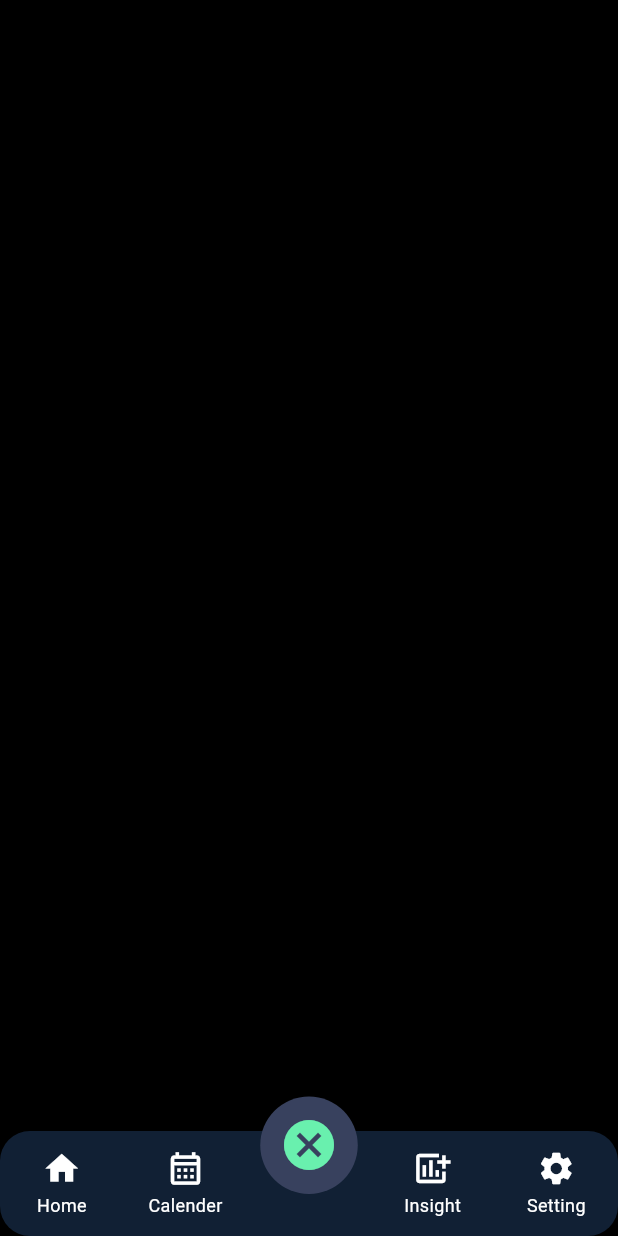
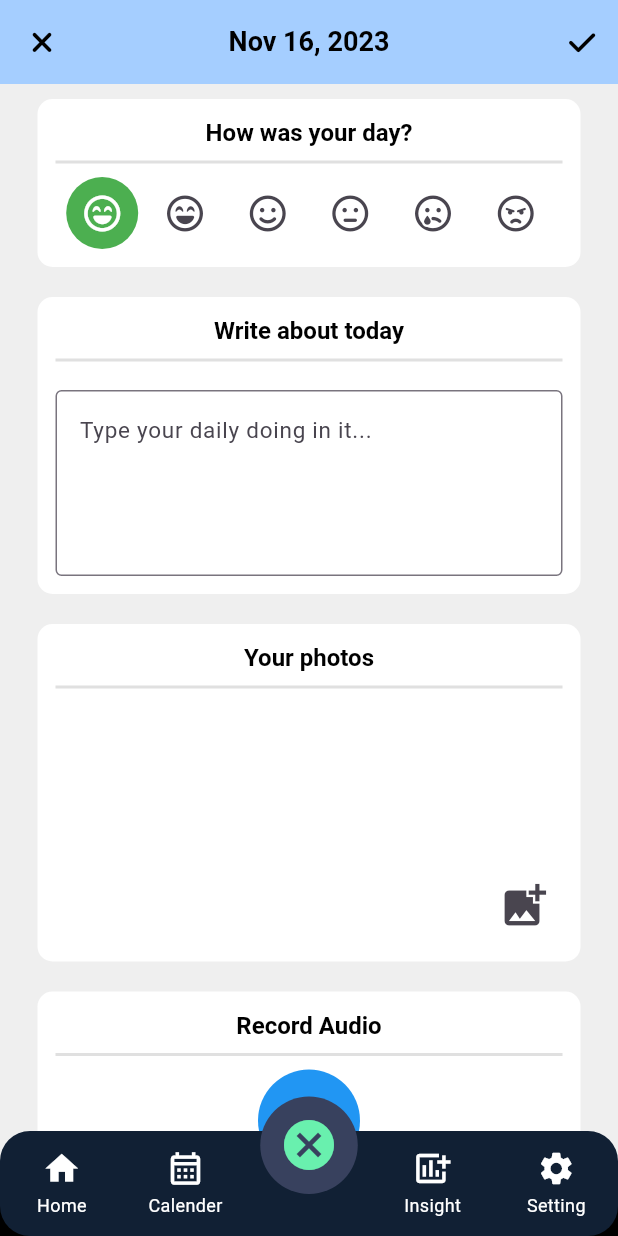
Before and after one commit to Tayyab2267/everyday_chronicles, a Flutter app: the BottomNavigationBarWidget screen opened directly, item 3 of the bottom bar chosen, on a phone screen of 412 x 824 dp. Run offline on Flutter 3.47's test engine with Material 2 defaults, Android fonts, the phone set to English and light mode, and no system bars; drawn by our look-alikes of persistent_bottom_nav_bar; our stand-ins replace firebase_auth, firebase_core, flutter_otp_text_field, font_awesome_flutter, get, google_fonts and 5 more; missing offline and left inert: dart:ffi; accounts and stored records are empty; generated files the repository leaves out were written again; Roboto replaces fonts that are missing (Poppins).

Commit message:
Make home_add_screen.dart file and also set Dark theme to home_add_screen.dart and home.dart screen

```diff
--- a/lib/src/common_widgets/cards/daily_record_card.dart
+++ b/lib/src/common_widgets/cards/daily_record_card.dart
@@ -1,4 +1,5 @@
 import 'package:flutter/material.dart';
+import 'package:get/get.dart';
 
 import '../../constants/colors.dart';
 
@@ -19,16 +20,21 @@ class DailyRecordCard extends StatelessWidget {
   Widget build(BuildContext context) {
     return Padding(
       padding: const EdgeInsets.only(bottom: 10.0),
+      child: Material(
+        elevation: 3, // Adjust the elevation value as needed
+        shadowColor: Get.isDarkMode ? Colors.black : Colors.white,
+        borderRadius: BorderRadius.circular(10),
         child: Row(
           children: [
             Expanded(
               child: Container(
                 decoration: BoxDecoration(
-                borderRadius: BorderRadius.circular(20),
-                color: myBackgroundLightColor,
+                  borderRadius: BorderRadius.circular(10),
+                  //color: myCardBackgroundLightColor, // This is the card background color
+                  color: Get.isDarkMode ? myCardBackgroundDarkColor : myCardBackgroundLightColor, // This is the card Dark background color
                 ),
-              padding:
-              const EdgeInsets.symmetric(horizontal: 10, vertical: 10),
+                padding: const EdgeInsets.symmetric(
+                    horizontal: 10, vertical: 10),
                 child: IntrinsicHeight(
                   child: Row(
                     children: [
@@ -40,14 +46,17 @@ class DailyRecordCard extends StatelessWidget {
                               color: color,
                               borderRadius: BorderRadius.circular(15),
                             ),
-                          child: Icon(cardIcon,
-                              size: 30, color: Colors.white),
+                            child: Icon(
+                                cardIcon, size: 30, color: Colors.white),
                           ),
                           const SizedBox(height: 10),
                           Text(
                             cardDate.toUpperCase(),
                             textAlign: TextAlign.center,
-                          style: Theme.of(context).textTheme.titleLarge,
+                            style: Theme
+                                .of(context)
+                                .textTheme
+                                .titleLarge,
                           ),
                         ],
                       ),
@@ -60,7 +69,10 @@ class DailyRecordCard extends StatelessWidget {
                           children: [
                             Text(
                               cardTitle,
-                            style: Theme.of(context).textTheme.headlineMedium,
+                              style: Theme
+                                  .of(context)
+                                  .textTheme
+                                  .headlineMedium,
                               maxLines: 1,
                             ),
                             const SizedBox(height: 5),
@@ -79,6 +91,7 @@ class DailyRecordCard extends StatelessWidget {
             ),
           ],
         ),
+      ),
     );
   }
 }
--- a/lib/src/constants/colors.dart
+++ b/lib/src/constants/colors.dart
@@ -28,3 +28,9 @@ const myOnBoardingPage3Color = Color(0xffffdcbd);
 const myOnBoardingPage1DarkColor = Color(0xFF4D4D4D);
 const myOnBoardingPage2DarkColor = Color(0xFF2A2A2A);
 const myOnBoardingPage3DarkColor = Color(0xFF1A1A1A);
+
+// Home screens colors
+const myHomeScreenBackgroundColor  = Color(0xffefefef);
+const myHomeScreenBackgroundDarkColor  = Color(0xff282828);
+const myCardBackgroundLightColor  = Colors.white;
+const myCardBackgroundDarkColor  = Color(0xFF4D4D4D);
--- a/lib/src/features/core/screens/home/bottom_navigation_bar_widget.dart
+++ b/lib/src/features/core/screens/home/bottom_navigation_bar_widget.dart
@@ -2,6 +2,8 @@ import 'package:everyday_chronicles/src/constants/colors.dart';
 import 'package:flutter/material.dart';
 import 'package:persistent_bottom_nav_bar/persistent_tab_view.dart';
 import 'home.dart';
+import 'home_add_screen.dart';
+import 'home_add_screen.dart';
 
 class BottomNavigationBarWidget extends StatefulWidget {
   const BottomNavigationBarWidget({super.key});
@@ -16,10 +18,9 @@ class _BottomNavigationBarWidgetState extends State<BottomNavigationBarWidget> {
   List<Widget> _buildScreen() {
     return [
       const Home(),
-      //here Replace Text with widget and then save that widget to screens folder
-      //Text("Home", style: Theme.of(context).textTheme.headlineLarge),
       Text("Chart", style: Theme.of(context).textTheme.headlineLarge),
-      Text("Add", style: Theme.of(context).textTheme.headlineLarge),
+      const HomeAddScreen(),
+      //Text("Add", style: Theme.of(context).textTheme.headlineLarge),
       Text("Insight", style: Theme.of(context).textTheme.headlineLarge),
       Text("Setting", style: Theme.of(context).textTheme.headlineLarge)
     ];
@@ -84,6 +85,7 @@ class _BottomNavigationBarWidgetState extends State<BottomNavigationBarWidget> {
   Widget build(BuildContext context) {
     return SafeArea(
       child: Scaffold(
+        resizeToAvoidBottomInset: false,
         //body is not home screen it is bottom navigation bar
         body: PersistentTabView(
           context,
--- a/lib/src/features/core/screens/home/home.dart
+++ b/lib/src/features/core/screens/home/home.dart
@@ -1,5 +1,6 @@
 import 'package:everyday_chronicles/src/constants/colors.dart';
 import 'package:flutter/material.dart';
+import 'package:get/get.dart';
 
 import '../../../../common_widgets/cards/daily_record_card.dart';
 
@@ -9,32 +10,30 @@ class Home extends StatelessWidget {
   @override
   Widget build(BuildContext context) {
     return Scaffold(
-      //backgroundColor: Colors.black,
+      backgroundColor: Get.isDarkMode ? myHomeScreenBackgroundDarkColor : myHomeScreenBackgroundColor, // home screen Dark background color
+      // --- app bar start
       appBar: AppBar(
-        title: const Text("Home Screen"),
+        foregroundColor: Colors.black,
+        elevation: 2,
+        title: Text("Home Screen", style: Theme.of(context).textTheme.headlineSmall!.copyWith(color: Colors.black),),
         centerTitle: true,
         actions: <Widget>[
           IconButton(
             onPressed: () {},
-            icon: const Icon(Icons.search),
+            icon: const Icon(Icons.search, size: 20),
           ),
           IconButton(
             onPressed: () {},
-            icon: const Icon(Icons.filter_list_alt),
+            icon: const Icon(Icons.filter_list_alt, size: 20),
           ),
         ],
         backgroundColor: myBackgroundLightColor,
         leading: IconButton(
           onPressed: () {},
-          icon: const Icon(Icons.person),
-        ),
-        shape: const RoundedRectangleBorder(
-          borderRadius: BorderRadius.only(
-              //bottomLeft: Radius.circular(25),
-              //bottomRight: Radius.circular(25),
-              ),
+          icon: const Icon(Icons.person, size: 20),
         ),
       ),
+      // ----- App bar end
       body: Container(
         margin: const EdgeInsets.all(20),
         child: ListView(
--- /dev/null
+++ b/lib/src/features/core/screens/home/home_add_screen.dart
@@ -0,0 +1,251 @@
+import 'dart:io';
+import 'package:flutter/material.dart';
+import 'package:font_awesome_flutter/font_awesome_flutter.dart';
+import 'package:get/get.dart';
+import 'package:image_picker/image_picker.dart';
+import '../../../../constants/colors.dart';
+
+class HomeAddScreen extends StatefulWidget {
+  const HomeAddScreen({super.key});
+
+  @override
+  State<HomeAddScreen> createState() => _HomeAddScreenState();
+}
+
+class _HomeAddScreenState extends State<HomeAddScreen> {
+  final ImagePicker imagePicker = ImagePicker();
+  List<XFile> imageFileList = [];
+
+  void selectImages() async {
+    final List<XFile> selectedImages = await imagePicker.pickMultiImage();
+    if (selectedImages.isNotEmpty) {
+      imageFileList.addAll(selectedImages);
+    }
+    setState(() {});
+  }
+
+  @override
+  Widget build(BuildContext context) {
+    return Scaffold(
+      //backgroundColor: myHomeScreenBackgroundColor,
+      backgroundColor: Get.isDarkMode ? myHomeScreenBackgroundDarkColor : myHomeScreenBackgroundColor, // home screen Dark background color
+      appBar: AppBar(
+        foregroundColor: Colors.black,
+        //elevation: 2,
+        title: Text(
+          "Nov 16, 2023",
+          style: Theme.of(context)
+              .textTheme
+              .headlineSmall!
+              .copyWith(color: Colors.black),
+        ),
+        centerTitle: true,
+        actions: <Widget>[
+          IconButton(
+            onPressed: () {},
+            icon: const FaIcon(FontAwesomeIcons.check, size: 20),
+          ),
+        ],
+        backgroundColor: myBackgroundLightColor,
+        leading: IconButton(
+          onPressed: () {},
+          icon: const FaIcon(FontAwesomeIcons.xmark, size: 20),
+        ),
+      ),
+      body: SingleChildScrollView(
+        child: Container(
+          margin:
+              const EdgeInsets.only(top: 10, bottom: 50, right: 25, left: 25),
+          child: Column(
+            children: [
+              // 1. Mood
+              Container(
+                decoration: BoxDecoration(
+                  color: Get.isDarkMode ? myCardBackgroundDarkColor : myCardBackgroundLightColor,
+                  borderRadius: BorderRadius.circular(
+                      10.0), // Adjust the border radius as needed
+                ),
+                padding: const EdgeInsets.all(12.0),
+                child: Column(
+                  crossAxisAlignment: CrossAxisAlignment.center,
+                  children: [
+                    Text("How was your day?",
+                        style: Theme.of(context).textTheme.titleLarge),
+                    Divider(
+                      color: Colors.grey.shade300,
+                      thickness: 2,
+                      height: 20.0,
+                    ),
+                    Row(
+                      mainAxisAlignment: MainAxisAlignment.spaceEvenly,
+                      children: [
+                        Container(
+                          decoration: BoxDecoration(
+                            color: Colors.green,
+                            borderRadius: BorderRadius.circular(50),
+                          ),
+                          child: IconButton(
+                            icon: const FaIcon(FontAwesomeIcons.faceLaughBeam,
+                              color: Colors.white,
+                            ),
+                            onPressed: () {},
+                          ),
+                        ),
+                        IconButton(
+                          onPressed: () {},
+                          icon: const FaIcon(FontAwesomeIcons.faceLaughBeam),
+                        ),
+                        IconButton(
+                          onPressed: () {},
+                          icon: const FaIcon(FontAwesomeIcons.faceSmile),
+                        ),
+                        IconButton(
+                          onPressed: () {},
+                          icon: const FaIcon(FontAwesomeIcons.faceMeh),
+                        ),
+                        IconButton(
+                          onPressed: () {},
+                          icon: const FaIcon(FontAwesomeIcons.faceSadTear),
+                        ),
+                        IconButton(
+                          onPressed: () {},
+                          icon: const FaIcon(FontAwesomeIcons.faceAngry),
+                        ),
+                      ],
+                    ),
+                  ],
+                ),
+              ),
+              const SizedBox(height: 20.0),
+              // 2. Write
+              Container(
+                decoration: BoxDecoration(
+                  color: Get.isDarkMode ? myCardBackgroundDarkColor : myCardBackgroundLightColor,
+                  borderRadius: BorderRadius.circular(
+                      10.0), // Adjust the border radius as needed
+                ),
+                padding: const EdgeInsets.all(12.0),
+                child: Column(
+                  crossAxisAlignment: CrossAxisAlignment.center,
+                  children: [
+                    Text("Write about today",
+                        style: Theme.of(context).textTheme.titleLarge),
+                    Divider(
+                      color: Colors.grey.shade300,
+                      thickness: 2,
+                      height: 20.0,
+                    ),
+                    const SizedBox(height: 10.0),
+                    TextFormField(
+                      keyboardType: TextInputType.text,
+                      maxLines: 4,
+                      style: TextStyle(
+                        fontSize: 15.0,
+                        fontWeight: FontWeight.normal,
+                        color: Get.isDarkMode ? Colors.white : Colors.grey.shade700,
+                      ),
+                      decoration: const InputDecoration(
+                        hintText: "Type your daily doing in it...",
+                        border: OutlineInputBorder(),
+                      ),
+                    ),
+                  ],
+                ),
+              ),
+              const SizedBox(height: 20.0),
+              // 3. Photos
+              Container(
+                decoration: BoxDecoration(
+                  color: Get.isDarkMode ? myCardBackgroundDarkColor : myCardBackgroundLightColor,
+                  borderRadius: BorderRadius.circular(
+                      10.0), // Adjust the border radius as needed
+                ),
+                padding: const EdgeInsets.all(12.0),
+                child: Column(
+                  crossAxisAlignment: CrossAxisAlignment.center,
+                  children: [
+                    Text("Your photos",
+                        style: Theme.of(context).textTheme.titleLarge),
+                    Divider(
+                      color: Colors.grey.shade300,
+                      thickness: 2,
+                      height: 20.0,
+                    ),
+                    const SizedBox(height: 10.0),
+                    SizedBox(
+                      height: 100.0, // Adjust the height as needed
+                      child: GridView.builder(
+                        gridDelegate:
+                            const SliverGridDelegateWithFixedCrossAxisCount(
+                          crossAxisCount: 3,
+                          crossAxisSpacing: 4,
+                          mainAxisSpacing: 4,
+                        ),
+                        itemCount: imageFileList.length,
+                        itemBuilder: (context, index) {
+                          return Image.file(File(imageFileList[index].path));
+                        },
+                      ),
+                    ),
+                    Align(
+                      alignment: Alignment.centerRight,
+                      child: IconButton(
+                        onPressed: () {
+                          selectImages();
+                        },
+                        icon: const Icon(Icons.add_photo_alternate, size: 35),
+                      ),
+                    ),
+                  ],
+                ),
+              ),
+              const SizedBox(height: 20.0),
+              // 4. Recording
+              Container(
+                decoration: BoxDecoration(
+                  color: Get.isDarkMode ? myCardBackgroundDarkColor : myCardBackgroundLightColor,
+                  borderRadius: BorderRadius.circular(
+                      10.0), // Adjust the border radius as needed
+                ),
+                padding: const EdgeInsets.all(12.0),
+                child: Column(
+                  crossAxisAlignment: CrossAxisAlignment.center,
+                  children: [
+                    Text("Record Audio",
+                        style: Theme.of(context).textTheme.titleLarge),
+                    Divider(
+                      color: Colors.grey.shade300,
+                      thickness: 2,
+                      height: 20.0,
+                    ),
+                    Row(
+                      mainAxisAlignment: MainAxisAlignment.spaceEvenly,
+                      children: [
+                        Container(
+                          padding: const EdgeInsets.all(10),
+                          decoration: BoxDecoration(
+                            color: Colors.blue,
+                            borderRadius: BorderRadius.circular(50),
+                          ),
+                          child: IconButton(
+                            icon: const Icon(
+                              Icons.mic,
+                              size: 30,
+                              color: Colors.white,
+                            ),
+                            onPressed: () {},
+                          ),
+                        ),
+                      ],
+                    ),
+                  ],
+                ),
+              ),
+              //const SizedBox(height: 20.0),
+            ],
+          ),
+        ),
+      ),
+    );
+  }
+}
--- a/pubspec.yaml
+++ b/pubspec.yaml
@@ -24,6 +24,8 @@ dependencies:
   firebase_auth: ^4.14.0
   persistent_bottom_nav_bar_v2: ^4.2.8
   persistent_bottom_nav_bar: ^5.0.2
+  font_awesome_flutter: ^10.6.0
+  image_picker: ^1.0.4
 
 
 dev_dependencies:
```
Also changed, not shown: pubspec.lock, 1 other file. Lines whose indentation alone changed are shown as unchanged.
